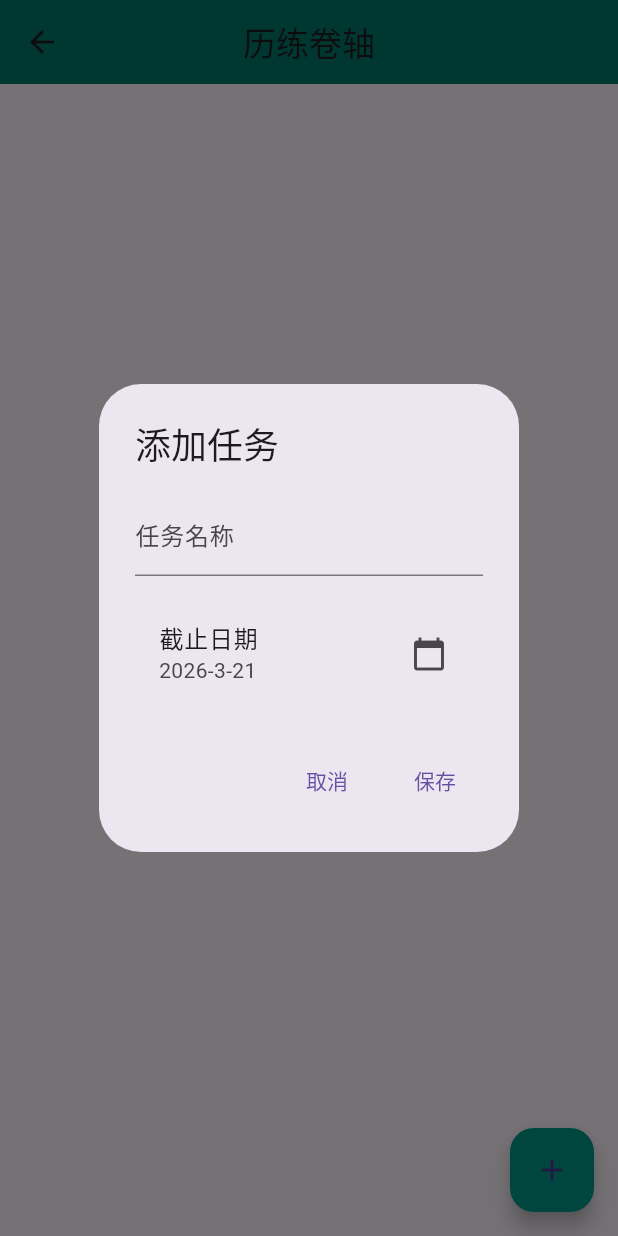
After one commit to Crystal-Chen-In/shanhai_tu, a Flutter app: the TaskListPage screen opened directly, after a tap on the "add" icon, on a phone screen of 412 x 824 dp. The commit adds this screen. Run offline on Flutter 3.47's test engine with Material 3 defaults, Android fonts, the phone set to English and light mode, and no system bars; our stand-ins replace shared_preferences; accounts and stored records are empty.

Commit message:
feat: 添加任务管理模块，实现增删改及本地数据存储

```diff
--- a/lib/main.dart
+++ b/lib/main.dart
@@ -1,4 +1,5 @@
 import 'package:flutter/material.dart';
+import 'pages/task_list_page.dart'; // 导入任务列表页面组件
 
 void main() {
   runApp(const MyApp());
@@ -29,7 +30,7 @@ class _MainPageState extends State<MainPage> {
   // 定义两个页面，分别对应洞府和卷轴
   final List<Widget> _pages = [
     const DonfuHomePage(), // 洞府页面
-    const PlaceholderPage(), // 卷轴页面
+    const TaskListPage(), // 卷轴页面
   ];
 
   @override
--- /dev/null
+++ b/lib/models/task.dart
@@ -0,0 +1,35 @@
+// 任务数据模型
+class Task {
+  final String id; // 唯一标识，用于删除/更新
+  String title;
+  DateTime dueDate;
+  bool isCompleted;
+  DateTime createdAt;
+
+  Task({
+    required this.id,
+    required this.title,
+    required this.dueDate,
+    this.isCompleted = false,
+    DateTime? createdAt,
+  }) : createdAt = createdAt ?? DateTime.now();
+
+  // 将 Task 对象转换为 Map 以便存储
+  Map<String,dynamic> toJson() => {
+    'id': id,
+    'title': title,
+    'dueDate': dueDate.toIso8601String(),
+    'isCompleted': isCompleted,
+    'createdAt': createdAt.toIso8601String(),
+  };
+
+  // 从 Map 创建 Task 对象
+  factory Task.fromJson(Map<String, dynamic> json) => Task(
+    id: json['id'],
+    title: json['title'],
+    dueDate: DateTime.parse(json['dueDate']),
+    isCompleted: json['isCompleted'],
+    createdAt: DateTime.parse(json['createdAt']),
+  );
+
+}
--- /dev/null
+++ b/lib/pages/task_list_page.dart
@@ -0,0 +1,260 @@
+// 任务管理页面
+import 'package:flutter/material.dart';
+import 'package:shared_preferences/shared_preferences.dart';
+import 'dart:convert';
+import '../models/task.dart';
+
+class TaskListPage extends StatefulWidget {
+  const TaskListPage({super.key});
+
+  @override
+  State<TaskListPage> createState() => _TaskListPageState();
+
+}
+
+// 任务列表页面状态类，负责显示和管理任务列表
+class _TaskListPageState extends State<TaskListPage> {
+  List<Task> _tasks = []; // 任务列表
+
+  @override
+  void initState() {
+    super.initState();
+    _loadTasks(); // 启动时加载本地任务
+  }
+
+  // 加载任务列表
+  Future<void> _loadTasks() async {
+    final prefs = await SharedPreferences.getInstance();
+    final String? tasksJson = prefs.getString('tasks');
+    if (tasksJson != null) {
+      final List<dynamic> taskList = jsonDecode(tasksJson);
+      setState(() {
+        _tasks = taskList.map((item) => Task.fromJson(item)).toList();
+        // 按截止日期排序
+        _tasks.sort((a, b) => a.dueDate.compareTo(b.dueDate));
+      });
+    }
+  }
+
+  // 保存任务列表到本地存储
+  Future<void> _saveTasks() async {
+    final prefs = await SharedPreferences.getInstance();
+    final String tasksJson = jsonEncode(_tasks.map((task) => task.toJson()).toList());
+    await prefs.setString('tasks', tasksJson);
+  }
+
+  // 添加新任务
+  void _addTask() async{
+    final result = await showDialog<Task>(
+      context: context,
+      builder: (ctx) => AddTaskDialog(),
+    );
+    if (result != null) {
+      setState(() {
+        _tasks.add(result);
+        // 按截止日期排序
+        _tasks.sort((a, b) => a.dueDate.compareTo(b.dueDate));
+      });
+      _saveTasks(); // 保存更新后的任务列表
+    }
+  }
+
+  // 删除任务（滑动删除时调用）
+  void _deleteTask(String id) {
+    setState(() {
+      _tasks.removeWhere((task) => task.id == id);
+    });
+    _saveTasks(); // 保存更新后的任务列表
+  }
+
+  // 切换任务完成状态
+  void _toggleTaskCompletion(Task task) {
+    setState(() {
+      task.isCompleted = !task.isCompleted;
+    });
+    _saveTasks(); // 保存更新后的任务列表
+  }
+
+  @override
+  Widget build(BuildContext context) {
+    return Scaffold(
+      appBar: AppBar(
+        title: const Text('历练卷轴'),
+        centerTitle: true,
+        backgroundColor: Colors.teal.shade700,
+      ),
+      body: _tasks.isEmpty
+          ? const Center(
+            child:Text(
+              '暂无任务，点击右下角按钮添加',
+              style: TextStyle(fontSize: 16),
+            ),
+          )
+        : ListView.builder(
+          itemCount: _tasks.length,
+          itemBuilder: (ctx,index) {
+            final task = _tasks[index];
+            return Dismissible(
+              key: Key(task.id), // 使用任务ID作为唯一Key
+              background: Container(
+                color: Colors.red,
+                alignment: Alignment.centerRight,
+                padding: const EdgeInsets.only(right: 20),
+                child: const Icon(Icons.delete, color: Colors.white),
+              ),
+              direction: DismissDirection.endToStart, // 只能从右向左滑动删除
+              onDismissed: (_) => _deleteTask(task.id), // 删除任务
+              child: ListTile(
+                leading: Checkbox(
+                  value: task.isCompleted,
+                  onChanged: (_) => _toggleTaskCompletion(task), // 切换完成状态
+                  activeColor: Colors.teal,
+                ),
+                title: Text(
+                  task.title,
+                  style: TextStyle(
+                    decoration: task.isCompleted ? TextDecoration.lineThrough : null,
+                    color: task.isCompleted ? Colors.grey : Colors.black,
+                  ),
+                ),
+                subtitle: Text(
+                  '截止: ${_formatDate(task.dueDate)}',
+                  style: TextStyle(
+                    color: task.isCompleted ? Colors.grey : Colors.grey.shade700,
+                  ),
+                ),
+                trailing: IconButton(
+                  icon: const Icon(Icons.edit, color: Colors.grey),
+                  onPressed: () => _editTask(task), // 编辑任务
+                ),
+              ),
+            );
+          },
+        ),
+  floatingActionButton: FloatingActionButton(
+        onPressed: _addTask, // 添加新任务
+        backgroundColor: Colors.teal,
+        child: const Icon(Icons.add),
+      ),
+    );
+  }
+
+  // 编辑任务（简化版，可复用添加对话框）
+  void _editTask(Task task) async {
+    final result = await showDialog<Task>(
+      context: context,
+      builder: (ctx) => AddTaskDialog(existingTask: task), // 传入现有任务进行编辑
+    );
+    if (result != null) {
+      // 更新现有任务
+      final index = _tasks.indexWhere((t) => t.id == task.id);
+      if (index != -1) {
+        setState(() {
+          _tasks[index] = result;
+          // 按截止日期排序
+          _tasks.sort((a, b) => a.dueDate.compareTo(b.dueDate));
+        });
+        _saveTasks(); // 保存更新后的任务列表
+      }
+    }
+  }
+
+  String _formatDate(DateTime date) {
+    return '${date.year}-${date.month}-${date.day}';
+  }
+
+}
+
+// 添加\编辑任务对话框组件
+class AddTaskDialog extends StatefulWidget {
+  final Task? existingTask; // 如果传入，则为编辑模式
+
+  const AddTaskDialog({super.key, this.existingTask});
+
+  @override
+  State<AddTaskDialog> createState() => _AddTaskDialogState();
+}
+
+class _AddTaskDialogState extends State<AddTaskDialog> {
+  final _titleController = TextEditingController();
+  DateTime _selectedDate = DateTime.now();
+
+  @override
+  void initState() {
+    super.initState();
+    if (widget.existingTask != null) {
+      _titleController.text = widget.existingTask!.title;
+      _selectedDate = widget.existingTask!.dueDate;
+    }
+  }
+
+  @override
+  void dispose() {
+    _titleController.dispose();
+    super.dispose();
+  }
+
+  Future<void> _selectDate(BuildContext context) async {
+    final picked = await showDatePicker(
+      context: context,
+      initialDate: _selectedDate,
+      firstDate: DateTime(2000),
+      lastDate: DateTime(2100),
+    );
+    if (picked != null && picked != _selectedDate) {
+      setState(() {
+        _selectedDate = picked;
+      });
+    }
+  }
+
+  @override
+  Widget build(BuildContext context) {
+    return AlertDialog(
+      title: Text(widget.existingTask == null ? '添加任务' : '编辑任务'),
+      content: Column(
+        mainAxisSize: MainAxisSize.min,
+        children: [
+          TextField(
+            controller: _titleController,
+            decoration: const InputDecoration(
+              labelText: '任务名称',
+              hintText: '例如：完成数学作业',
+            ),
+          ),
+          const SizedBox(height: 16),
+          ListTile(
+            title:  const Text('截止日期'),
+            subtitle: Text(_formatDate(_selectedDate)),
+            trailing: const Icon(Icons.calendar_today),
+            onTap: () => _selectDate(context), // 选择截止日期
+          ),
+        ],
+      ),
+      actions: [
+        TextButton(
+          onPressed: () => Navigator.pop(context), // 取消
+          child: const Text('取消'),
+        ),
+        TextButton(
+          onPressed: () {
+            if (_titleController.text.trim().isEmpty) return; // 标题不能为空
+            final task = Task(
+              id: widget.existingTask?.id ?? DateTime.now().millisecondsSinceEpoch.toString(), // 编辑时保留ID
+              title: _titleController.text.trim(),
+              dueDate: _selectedDate,
+              isCompleted: widget.existingTask?.isCompleted ?? false, // 编辑时保留完成状态
+            );
+            Navigator.pop(context, task); // 返回新建/编辑的任务对象
+          },
+          child: const Text('保存'),
+        ),
+      ],
+    );
+  }
+
+  String _formatDate(DateTime date) {
+    return '${date.year}-${date.month}-${date.day}';
+  }
+
+}
--- a/pubspec.yaml
+++ b/pubspec.yaml
@@ -9,6 +9,7 @@ environment:
 dependencies:
   flutter:
     sdk: flutter
+  shared_preferences: ^2.5.4
 
 dev_dependencies:
   flutter_test:
```
Also changed, not shown: pubspec.lock, 1 other file.
